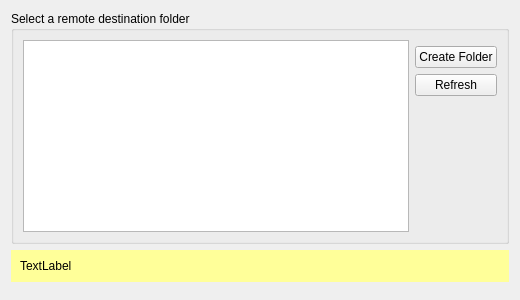
Old version of the form src/gui/folderwizardtargetpage.ui in the repository nextcloud/desktop.
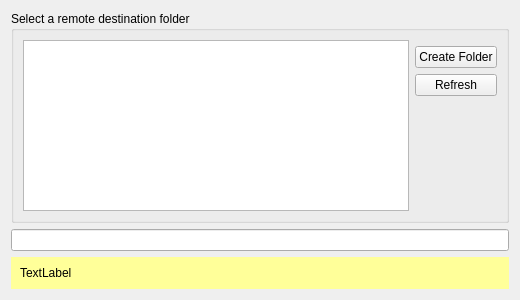
New version of the form.

Commit message: Remote folder wizard: Add optional manual entry #2613

Patch:
```diff
--- a/src/gui/folderwizardtargetpage.ui
+++ b/src/gui/folderwizardtargetpage.ui
@@ -14,7 +14,10 @@
    <string>Form</string>
   </property>
   <layout class="QGridLayout" name="gridLayout_6">
-   <item row="3" column="0">
+   <item row="1" column="0">
+    <widget class="QLineEdit" name="folderEntry"/>
+   </item>
+   <item row="2" column="0">
     <widget class="QFrame" name="warnFrame">
      <property name="palette">
       <palette>
@@ -179,7 +182,7 @@
      </layout>
     </widget>
    </item>
-   <item row="4" column="0">
+   <item row="3" column="0">
     <spacer name="verticalSpacer">
      <property name="orientation">
       <enum>Qt::Vertical</enum>
```
The commit also changes 2 other files.
